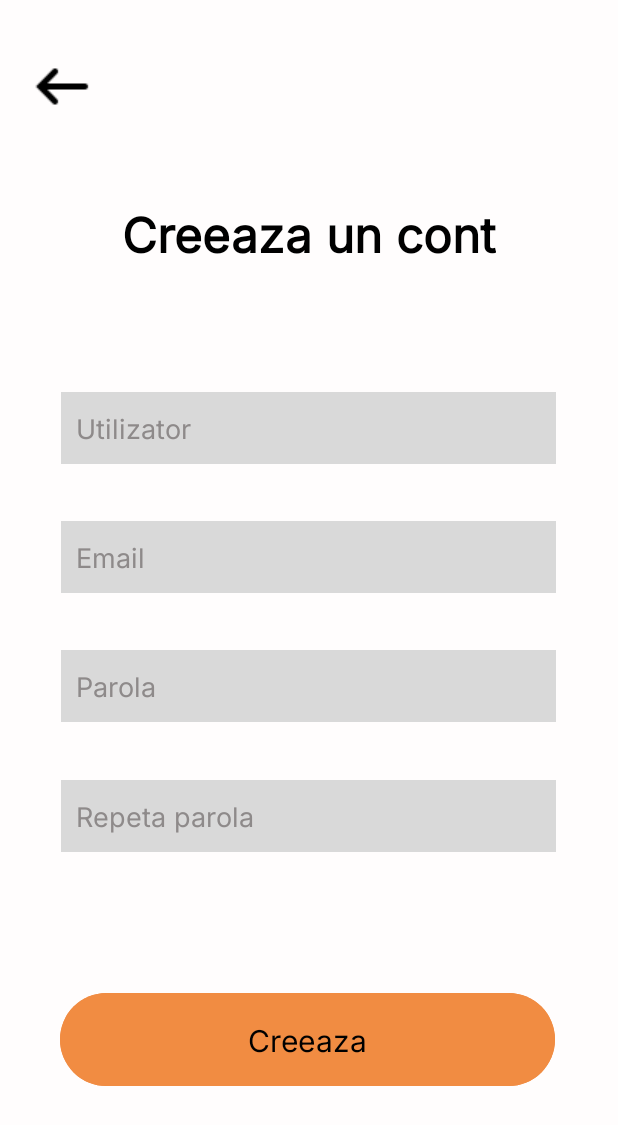
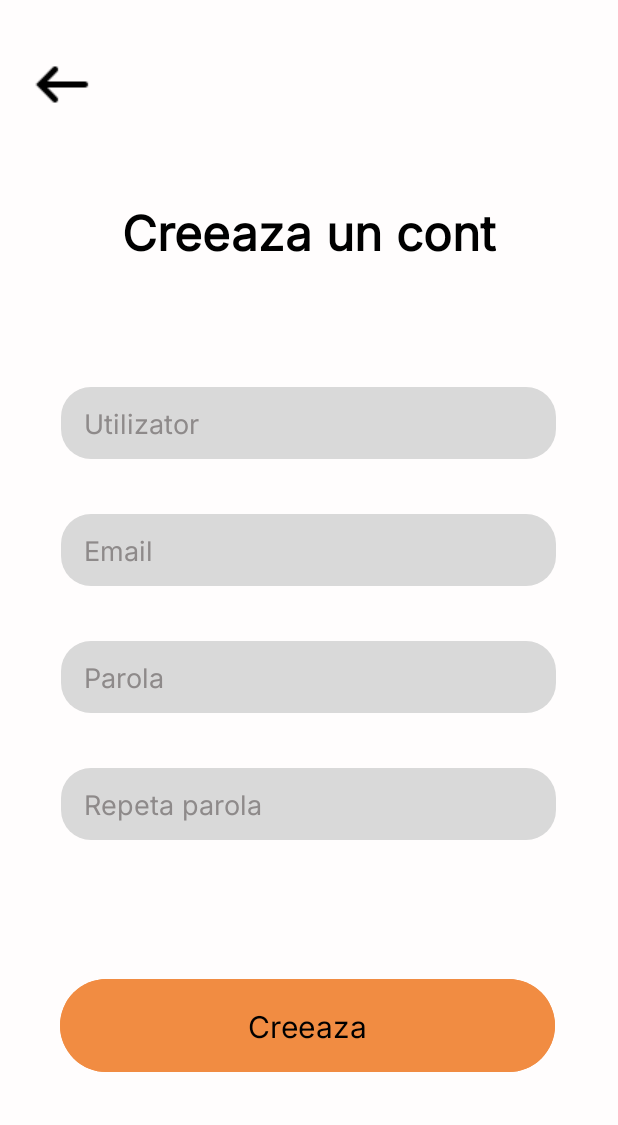
Before and after one commit to R4du911/RoadMaster, an Android app: the screen it shows after launch (RegisterActivity), after a tap on "Inregistreaza-te aici", on a phone screen of 412 x 824 dp. Shown: the top 1125 px of the screen. Run offline under Robolectric (Android 15) with nearby library versions, the phone set to English and light mode, and no system bars.

Commit message:
added custom shape for editText Form element, fixed login/register UI, added home activity and UI, added custom shape for white container with rounded courners

```diff
--- a/app/src/main/java/com/example/roadmaster/MainActivity.kt
+++ b/app/src/main/java/com/example/roadmaster/LoginActivity.kt
@@ -6,10 +6,10 @@ import android.widget.TextView
 import androidx.appcompat.app.AppCompatActivity
 
 
-class MainActivity : AppCompatActivity() {
+class LoginActivity : AppCompatActivity() {
     override fun onCreate(savedInstanceState: Bundle?) {
         super.onCreate(savedInstanceState)
-        setContentView(R.layout.activity_main)
+        setContentView(R.layout.activity_login)
 
         val linkToRegisterTextView: TextView = findViewById(R.id.LinkToRegister)
         linkToRegisterTextView.setOnClickListener{
--- a/app/src/main/java/com/example/roadmaster/RegisterActivity.kt
+++ b/app/src/main/java/com/example/roadmaster/RegisterActivity.kt
@@ -4,7 +4,6 @@ import android.content.Intent
 import androidx.appcompat.app.AppCompatActivity
 import android.os.Bundle
 import android.widget.ImageButton
-import android.widget.TextView
 
 class RegisterActivity : AppCompatActivity() {
     override fun onCreate(savedInstanceState: Bundle?) {
@@ -13,7 +12,7 @@ class RegisterActivity : AppCompatActivity() {
 
         val linkBackToLoginArrow: ImageButton = findViewById(R.id.BackToLoginButton)
         linkBackToLoginArrow.setOnClickListener{
-            startActivity(Intent(this, MainActivity::class.java))
+            startActivity(Intent(this, LoginActivity::class.java))
         }
     }
 }
--- /dev/null
+++ b/app/src/main/res/drawable/input_shape.xml
@@ -0,0 +1,16 @@
+<?xml version="1.0" encoding="utf-8"?>
+<shape xmlns:android="http://schemas.android.com/apk/res/android"
+    android:shape="rectangle">
+
+    <solid android:color="#D9D9D9"></solid>
+
+    <size
+        android:width="330dp"
+        android:height="48dp"
+        />
+
+    <corners
+        android:radius="20dp"
+        />
+
+</shape>
--- a/app/src/main/res/layout/activity_register.xml
+++ b/app/src/main/res/layout/activity_register.xml
@@ -14,10 +14,9 @@
         android:layout_marginStart="40dp"
         android:layout_marginEnd="41dp"
         android:layout_marginBottom="79dp"
-        android:background="#D9D9D9"
         android:ems="10"
         android:fontFamily="@font/inter"
-        android:paddingStart="10dp"
+        android:paddingStart="15dp"
         android:hint="Repeta parola"
         android:inputType="textPassword"
         android:textColor="#000000"
@@ -27,7 +26,8 @@
         app:layout_constraintBottom_toTopOf="@+id/RegisterButton"
         app:layout_constraintEnd_toEndOf="parent"
         app:layout_constraintStart_toStartOf="parent"
-        app:layout_constraintTop_toBottomOf="@+id/RegisterPasswordInput" />
+        app:layout_constraintTop_toBottomOf="@+id/RegisterPasswordInput"
+        android:background="@drawable/input_shape"/>
 
     <EditText
         android:id="@+id/RegisterUserInput"
@@ -36,9 +36,8 @@
         android:layout_marginStart="40dp"
         android:layout_marginEnd="41dp"
         android:layout_marginBottom="27dp"
-        android:background="#D9D9D9"
         android:ems="10"
-        android:paddingStart="10dp"
+        android:paddingStart="15dp"
         android:fontFamily="@font/inter"
         android:hint="Utilizator"
         android:inputType="text"
@@ -49,14 +48,14 @@
         app:layout_constraintBottom_toTopOf="@+id/RegisterEmailInput"
         app:layout_constraintEnd_toEndOf="parent"
         app:layout_constraintStart_toStartOf="parent"
-        app:layout_constraintTop_toBottomOf="@+id/RegisterTitle" />
+        app:layout_constraintTop_toBottomOf="@+id/RegisterTitle"
+        android:background="@drawable/input_shape"/>
 
     <Button
         android:id="@+id/RegisterButton"
         android:layout_width="330dp"
         android:layout_height="70dp"
         android:layout_marginStart="40dp"
-        android:layout_marginTop="53dp"
         android:layout_marginEnd="41dp"
         android:layout_marginBottom="96dp"
         android:backgroundTint="#F18C42"
@@ -67,7 +66,8 @@
         app:layout_constraintBottom_toBottomOf="parent"
         app:layout_constraintEnd_toEndOf="parent"
         app:layout_constraintHorizontal_bias="0.0"
-        app:layout_constraintStart_toStartOf="parent"/>
+        app:layout_constraintStart_toStartOf="parent"
+        app:layout_constraintTop_toBottomOf="@+id/registerRepeatPasswordInput" />
 
     <TextView
         android:id="@+id/RegisterTitle"
@@ -94,20 +94,20 @@
         android:layout_marginStart="40dp"
         android:layout_marginEnd="41dp"
         android:layout_marginBottom="27dp"
-        android:background="#D9D9D9"
         android:ems="10"
         android:fontFamily="@font/inter"
         android:hint="Parola"
         android:inputType="textPassword"
         android:textColor="#000000"
         android:textColorHint="#8E8A8A"
-        android:paddingStart="10dp"
+        android:paddingStart="15dp"
         android:textSize="18sp"
         android:textStyle="normal"
         app:layout_constraintBottom_toTopOf="@+id/registerRepeatPasswordInput"
         app:layout_constraintEnd_toEndOf="parent"
         app:layout_constraintStart_toStartOf="parent"
-        app:layout_constraintTop_toBottomOf="@+id/RegisterEmailInput" />
+        app:layout_constraintTop_toBottomOf="@+id/RegisterEmailInput"
+        android:background="@drawable/input_shape"/>
 
     <EditText
         android:id="@+id/RegisterEmailInput"
@@ -116,8 +116,7 @@
         android:layout_marginStart="40dp"
         android:layout_marginEnd="41dp"
         android:layout_marginBottom="27dp"
-        android:paddingStart="10dp"
-        android:background="#D9D9D9"
+        android:paddingStart="15dp"
         android:ems="10"
         android:fontFamily="@font/inter"
         android:hint="Email"
@@ -129,7 +128,8 @@
         app:layout_constraintBottom_toTopOf="@+id/RegisterPasswordInput"
         app:layout_constraintEnd_toEndOf="parent"
         app:layout_constraintStart_toStartOf="parent"
-        app:layout_constraintTop_toBottomOf="@+id/RegisterUserInput" />
+        app:layout_constraintTop_toBottomOf="@+id/RegisterUserInput"
+        android:background="@drawable/input_shape"/>
 
     <ImageButton
         android:id="@+id/BackToLoginButton"
```
Also changed, not shown: app/src/main/AndroidManifest.xml (+7 -4 lines), app/src/main/java/com/example/roadmaster/HomeActivity.kt (added, +11 -0 lines), app/src/main/res/drawable/white_design_shape.xml (added, +17 -0 lines), app/src/main/res/layout/activity_home.xml (added, +42 -0 lines), app/src/main/res/layout/activity_login.xml (renamed from app/src/main/res/layout/activity_main.xml, +7 -7 lines).
